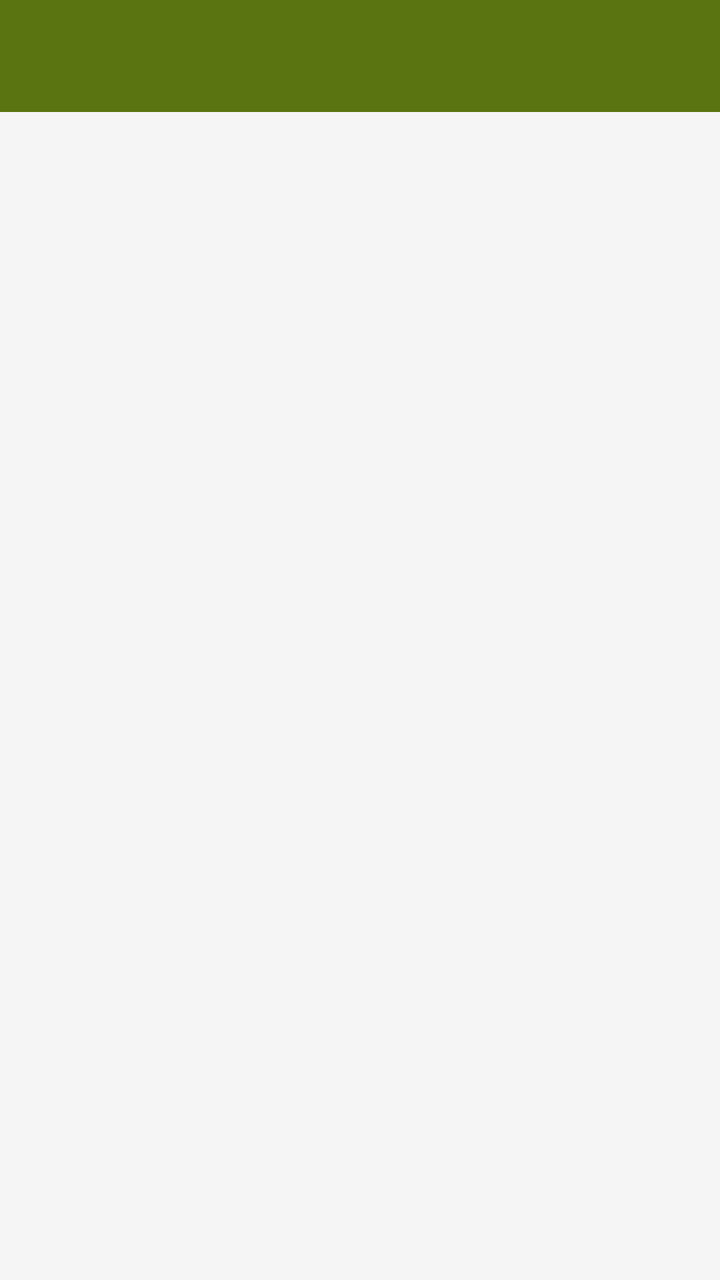
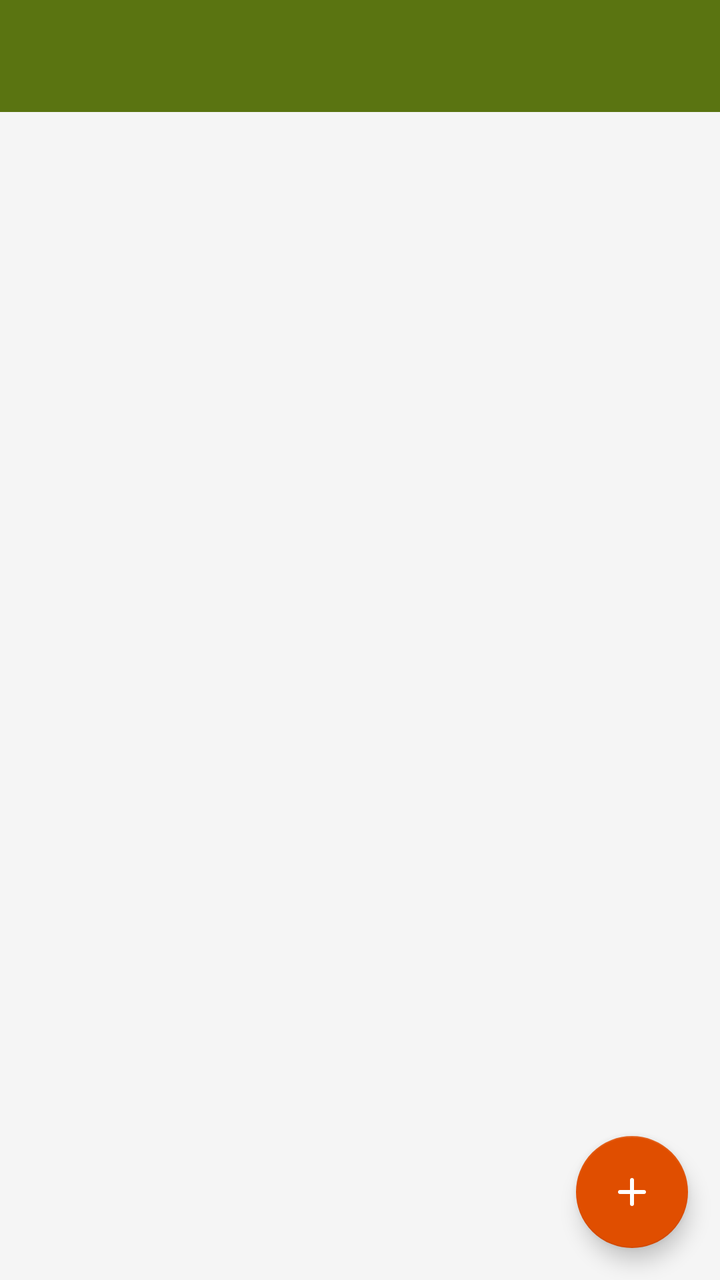

Before-and-after screenshots of an Android layout around one commit, followed by the original layout XML and the change that was made.
<!-- AndroidManifest.xml: application theme Theme.AfriNutsFarmOS -->
<!-- res/layout/activity_photo_gallery.xml -->
<?xml version="1.0" encoding="utf-8"?>
<LinearLayout xmlns:android="http://schemas.android.com/apk/res/android"
    xmlns:app="http://schemas.android.com/apk/res-auto"
    android:layout_width="match_parent"
    android:layout_height="match_parent"
    android:orientation="vertical"
    android:background="@color/background">

    
    <com.google.android.material.appbar.MaterialToolbar
        android:id="@+id/toolbar"
        android:layout_width="match_parent"
        android:layout_height="?attr/actionBarSize"
        android:background="@color/primary"
        app:titleTextColor="@android:color/white"
        app:navigationIconTint="@android:color/white" />

    
    <LinearLayout
        android:id="@+id/emptyView"
        android:layout_width="match_parent"
        android:layout_height="match_parent"
        android:orientation="vertical"
        android:gravity="center"
        android:visibility="gone">

        <ImageView
            android:layout_width="120dp"
            android:layout_height="120dp"
            android:src="@drawable/ic_photo"
            app:tint="@color/warm_grey" />

        <TextView
            android:layout_width="wrap_content"
            android:layout_height="wrap_content"
            android:text="No photos yet"
            style="@style/Text.H3"
            android:layout_marginTop="16dp" />

        <TextView
            android:layout_width="wrap_content"
            android:layout_height="wrap_content"
            android:text="Tap + to add your first photo"
            style="@style/Text.Caption"
            android:layout_marginTop="8dp" />

    </LinearLayout>

    
    <androidx.recyclerview.widget.RecyclerView
        android:id="@+id/recyclerView"
        android:layout_width="match_parent"
        android:layout_height="match_parent"
        android:padding="8dp"
        android:clipToPadding="false"
        android:visibility="visible" />

    
    <com.google.android.material.floatingactionbutton.FloatingActionButton
        android:id="@+id/fabAddPhoto"
        android:layout_width="wrap_content"
        android:layout_height="wrap_content"
        android:layout_gravity="bottom|end"
        android:layout_margin="16dp"
        android:src="@drawable/ic_add"
        android:contentDescription="Add photo"
        app:backgroundTint="@color/accent"
        app:tint="@android:color/white" />

</LinearLayout>
<!-- resources referenced by this layout -->
<resources>
  <color name="accent">#E04E00</color>
  <color name="background">#F5F5F5</color>
  <color name="primary">#5A7411</color>
  <color name="warm_grey">#DEDAD4</color>
  <!-- drawable ic_add (drawable) -->
  <vector xmlns:android="http://schemas.android.com/apk/res/android" android:height="24dp" android:tint="#000000" android:viewportHeight="960" android:viewportWidth="960" android:width="24dp">
        
      <path android:fillColor="@android:color/white" android:pathData="M440,520L240,520Q223,520 211.5,508.5Q200,497 200,480Q200,463 211.5,451.5Q223,440 240,440L440,440L440,240Q440,223 451.5,211.5Q463,200 480,200Q497,200 508.5,211.5Q520,223 520,240L520,440L720,440Q737,440 748.5,451.5Q760,463 760,480Q760,497 748.5,508.5Q737,520 720,520L520,520L520,720Q520,737 508.5,748.5Q497,760 480,760Q463,760 451.5,748.5Q440,737 440,720L440,520Z"/>
      
  </vector>
  <style name="Text.Caption" parent="Text">
          <item name="android:textSize">14sp</item>
          <item name="android:textColor">@color/navy</item>
      </style>
  <style name="Text.H3" parent="Text">
          <item name="android:textSize">20sp</item>
          <item name="android:textStyle">bold</item>
      </style>
  <style name="Theme.AfriNutsFarmOS" parent="Theme.MaterialComponents.DayNight.NoActionBar">
          
          <item name="colorPrimary">@color/primary</item>
          <item name="colorPrimaryVariant">@color/olive</item>
          <item name="colorOnPrimary">@color/text_light</item>
  
          
          <item name="colorSecondary">@color/accent</item>
          <item name="colorSecondaryVariant">@color/dark_orange</item>
          <item name="colorOnSecondary">@color/text_light</item>
  
          
          <item name="android:colorBackground">@color/background</item>
          <item name="colorSurface">@color/warm_grey</item>
          <item name="colorOnSurface">@color/text_dark</item>
          <item name="colorSurfaceVariant">@color/warm_grey</item>
  
          
          <item name="android:statusBarColor">@color/primary</item>
          <item name="android:windowLightStatusBar">false</item>
  
          
          <item name="android:textColorPrimary">@color/text_dark</item>
          <item name="android:textColorSecondary">@color/navy</item>
  
          
          <item name="materialButtonStyle">@style/Widget.AfriNuts.Button</item>
          <item name="cardViewStyle">@style/Widget.AfriNuts.CardView</item>
  
          
          <item name="android:fontFamily">sans-serif</item>
      </style>
  <style name="Text">
          <item name="android:textColor">@color/text_dark</item>
          <item name="android:textSize">16sp</item>
          <item name="android:lineSpacingExtra">4sp</item>
          <item name="android:fontFamily">sans-serif</item>
      </style>
  <color name="navy">#253746</color>
  <color name="olive">#698714</color>
  <color name="text_light">#FFFFFF</color>
  <color name="dark_orange">#9C3D10</color>
  <color name="text_dark">#5A4D47</color>
  <style name="Widget.AfriNuts.Button" parent="Widget.MaterialComponents.Button">
          <item name="android:textAppearance">@style/Text.Button</item>
          <item name="backgroundTint">@color/primary</item>
          <item name="rippleColor">@color/accent</item>
          <item name="cornerRadius">8dp</item>
          <item name="android:paddingLeft">16dp</item>
          <item name="android:paddingRight">16dp</item>
          <item name="android:paddingTop">12dp</item>
          <item name="android:paddingBottom">12dp</item>
      </style>
  <style name="Widget.AfriNuts.CardView" parent="Widget.MaterialComponents.CardView">
          <item name="cardCornerRadius">12dp</item>
          <item name="cardElevation">2dp</item>
          <item name="cardBackgroundColor">@android:color/white</item>
          <item name="cardUseCompatPadding">true</item>
      </style>
  <style name="Text.Button" parent="Text">
          <item name="android:textSize">14sp</item>
          <item name="android:textStyle">bold</item>
          <item name="android:textAllCaps">false</item>
      </style>
  <!-- unchanged entries left out for length: 1 -->
</resources>

<!-- the commit's change to res/layout/activity_photo_gallery.xml (unified diff, before → after) -->
@@ -1,59 +1,65 @@
 <?xml version="1.0" encoding="utf-8"?>
-<LinearLayout xmlns:android="http://schemas.android.com/apk/res/android"
+<FrameLayout xmlns:android="http://schemas.android.com/apk/res/android"
     xmlns:app="http://schemas.android.com/apk/res-auto"
     android:layout_width="match_parent"
     android:layout_height="match_parent"
-    android:orientation="vertical"
     android:background="@color/background">
 
-    
-    <com.google.android.material.appbar.MaterialToolbar
-        android:id="@+id/toolbar"
-        android:layout_width="match_parent"
-        android:layout_height="?attr/actionBarSize"
-        android:background="@color/primary"
-        app:titleTextColor="@android:color/white"
-        app:navigationIconTint="@android:color/white" />
-
-    
     <LinearLayout
-        android:id="@+id/emptyView"
         android:layout_width="match_parent"
         android:layout_height="match_parent"
-        android:orientation="vertical"
-        android:gravity="center"
-        android:visibility="gone">
+        android:orientation="vertical">
 
-        <ImageView
-            android:layout_width="120dp"
-            android:layout_height="120dp"
-            android:src="@drawable/ic_photo"
-            app:tint="@color/warm_grey" />
+        
+        <com.google.android.material.appbar.MaterialToolbar
+            android:id="@+id/toolbar"
+            android:layout_width="match_parent"
+            android:layout_height="?attr/actionBarSize"
+            android:background="@color/primary"
+            app:titleTextColor="@android:color/white"
+            app:navigationIconTint="@android:color/white" />
 
-        <TextView
-            android:layout_width="wrap_content"
-            android:layout_height="wrap_content"
-            android:text="No photos yet"
-            style="@style/Text.H3"
-            android:layout_marginTop="16dp" />
+        
+        <LinearLayout
+            android:id="@+id/emptyView"
+            android:layout_width="match_parent"
+            android:layout_height="match_parent"
+            android:orientation="vertical"
+            android:gravity="center"
+            android:visibility="gone">
 
-        <TextView
-            android:layout_width="wrap_content"
-            android:layout_height="wrap_content"
-            android:text="Tap + to add your first photo"
-            style="@style/Text.Caption"
-            android:layout_marginTop="8dp" />
+            <ImageView
+                android:layout_width="120dp"
+                android:layout_height="120dp"
+                android:src="@drawable/ic_photo"
+                app:tint="@color/warm_grey" />
+
+            <TextView
+                android:layout_width="wrap_content"
+                android:layout_height="wrap_content"
+                android:text="No photos yet"
+                style="@style/Text.H3"
+                android:layout_marginTop="16dp" />
+
+            <TextView
+                android:layout_width="wrap_content"
+                android:layout_height="wrap_content"
+                android:text="Tap + to add your first photo"
+                style="@style/Text.Caption"
+                android:layout_marginTop="8dp" />
+
+        </LinearLayout>
+
+        
+        <androidx.recyclerview.widget.RecyclerView
+            android:id="@+id/recyclerView"
+            android:layout_width="match_parent"
+            android:layout_height="match_parent"
+            android:padding="8dp"
+            android:clipToPadding="false"
+            android:visibility="visible" />
 
     </LinearLayout>
-
-    
-    <androidx.recyclerview.widget.RecyclerView
-        android:id="@+id/recyclerView"
-        android:layout_width="match_parent"
-        android:layout_height="match_parent"
-        android:padding="8dp"
-        android:clipToPadding="false"
-        android:visibility="visible" />
 
     
     <com.google.android.material.floatingactionbutton.FloatingActionButton
@@ -67,4 +73,4 @@
         app:backgroundTint="@color/accent"
         app:tint="@android:color/white" />
 
-</LinearLayout>
+</FrameLayout>
